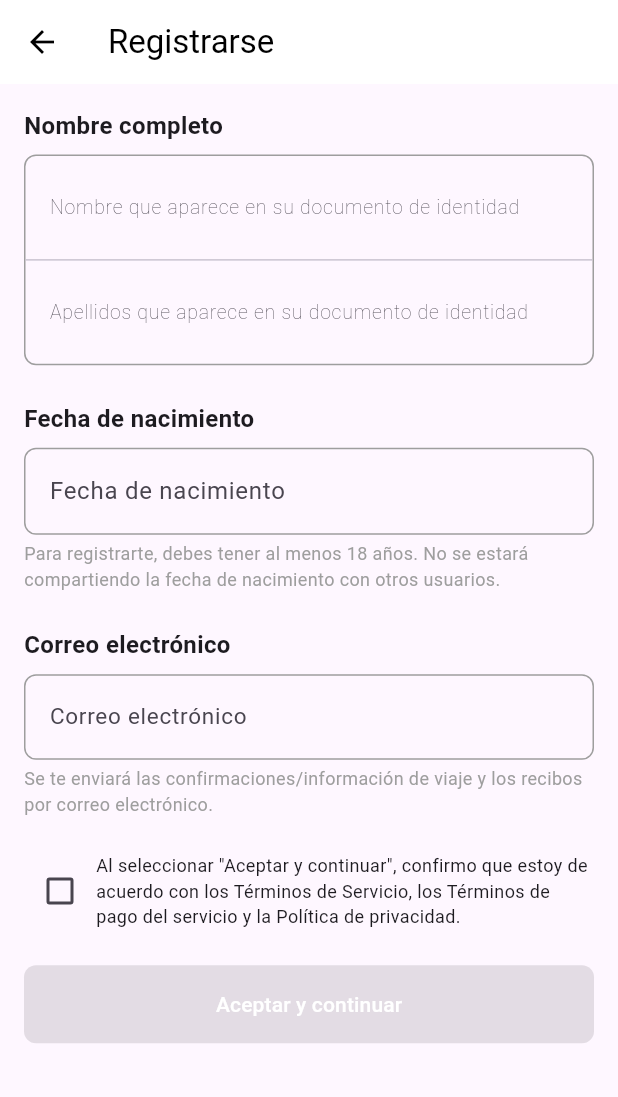
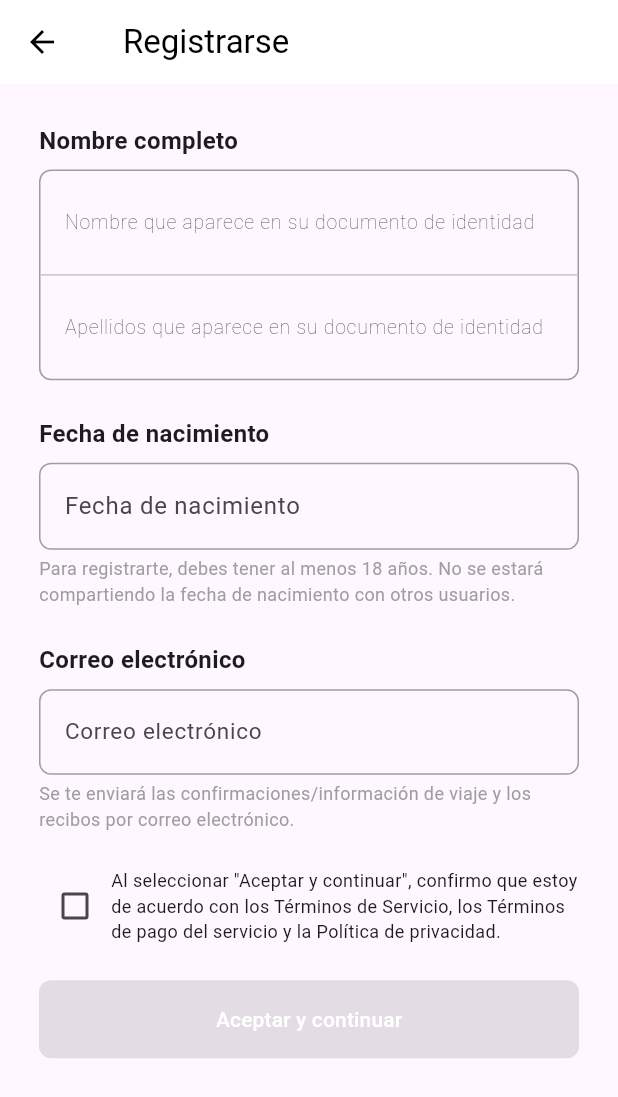
Before and after one commit to Aplicaciones-Moviles-WV61-Grupo4/NestHubApp, a Flutter app: the RegistrationScreen screen opened directly, on a phone screen of 412 x 824 dp. Shown: the top 1097 px of the screen. Run offline on Flutter 3.47's test engine with Material 3 defaults, Android fonts, the phone set to English and light mode, and no system bars; our stand-ins replace google_maps_flutter.

Commit message:
feat: updated padding

```diff
--- a/lib/main.dart
+++ b/lib/main.dart
@@ -1,6 +1,6 @@
 import 'package:flutter/material.dart';
-import 'package:nesthub/login_screen.dart';
-import 'package:nesthub/step_1_page.dart';
+import 'package:nesthub/property_display_screen.dart';
+import 'package:nesthub/registration_screen.dart';
 
 void main() {
   runApp(const MainApp());
@@ -13,7 +13,7 @@ class MainApp extends StatelessWidget {
   Widget build(BuildContext context) {
     return const MaterialApp(
       debugShowCheckedModeBanner: false,
-      home: LoginScreen(),
+      home: PropertyDisplayScreen(),
     );
   }
 }
--- a/lib/registration_screen.dart
+++ b/lib/registration_screen.dart
@@ -20,12 +20,17 @@ class _RegistrationScreenState extends State<RegistrationScreen> {
   Widget build(BuildContext context) {
     return Scaffold(
       appBar: AppBar(
-        title: const Text('Registrarse'),
+        title: const Padding(
+          padding: EdgeInsets.all(10.0),
+          child: Text('Registrarse'),
+        ),
         backgroundColor: Colors.white,
         foregroundColor: Colors.black,
         elevation: 0,
       ),
-      body: SingleChildScrollView(
+      body: Padding(
+        padding: const EdgeInsets.all(10.0),
+        child: SingleChildScrollView(
           child: Padding(
             padding: const EdgeInsets.all(16.0),
             child: Form(
@@ -48,10 +53,17 @@ class _RegistrationScreenState extends State<RegistrationScreen> {
                         TextFormField(
                           controller: _firstNameController,
                           decoration: const InputDecoration(
-                          labelText: 'Nombre que aparece en su documento de identidad',
-                          labelStyle: TextStyle(fontSize: 13, fontWeight: FontWeight.w200), // Tamaño más pequeño para labelText
-                          hintText: 'Nombre que aparece en su documento de identidad',
-                          hintStyle: TextStyle(fontSize: 15), // Tamaño más grande para hintText
+                            labelText:
+                                'Nombre que aparece en su documento de identidad',
+                            labelStyle: TextStyle(
+                                fontSize: 13,
+                                fontWeight: FontWeight
+                                    .w200), // Tamaño más pequeño para labelText
+                            hintText:
+                                'Nombre que aparece en su documento de identidad',
+                            hintStyle: TextStyle(
+                                fontSize:
+                                    15), // Tamaño más grande para hintText
                             border: InputBorder.none,
                             contentPadding: EdgeInsets.all(16),
                           ),
@@ -61,9 +73,12 @@ class _RegistrationScreenState extends State<RegistrationScreen> {
                         TextFormField(
                           controller: _lastNameController,
                           decoration: const InputDecoration(
-                          labelText: 'Apellidos que aparece en su documento de identidad',
-                          labelStyle: TextStyle(fontSize: 13, fontWeight: FontWeight.w200),
-                          hintText: 'Apellidos que aparece en su documento de identidad',
+                            labelText:
+                                'Apellidos que aparece en su documento de identidad',
+                            labelStyle: TextStyle(
+                                fontSize: 13, fontWeight: FontWeight.w200),
+                            hintText:
+                                'Apellidos que aparece en su documento de identidad',
                             hintStyle: TextStyle(fontSize: 15),
                             border: InputBorder.none,
                             contentPadding: EdgeInsets.all(16),
@@ -100,7 +115,8 @@ class _RegistrationScreenState extends State<RegistrationScreen> {
                           lastDate: DateTime.now(),
                         );
                         if (pickedDate != null) {
-                        String formattedDate = DateFormat('d MMM. yyyy').format(pickedDate);
+                          String formattedDate =
+                              DateFormat('d MMM. yyyy').format(pickedDate);
                           setState(() {
                             _birthDateController.text = formattedDate;
                           });
@@ -177,11 +193,14 @@ class _RegistrationScreenState extends State<RegistrationScreen> {
                           borderRadius: BorderRadius.circular(8),
                         ),
                       ),
-                    child: const Text('Aceptar y continuar',
-                     style: TextStyle(color: Colors.white),),
+                      child: const Text(
+                        'Aceptar y continuar',
+                        style: TextStyle(color: Colors.white),
+                      ),
                     ),
                   ),
                 ],
+              ),
             ),
           ),
         ),
```
Also changed, not shown: lib/property_display_screen.dart (+27 -27 lines). Lines whose indentation alone changed are shown as unchanged.
